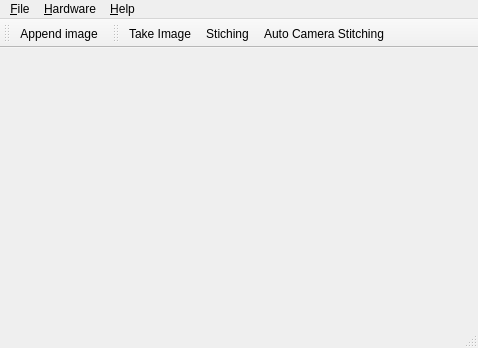
Before: the Qt Designer form ui/mainwin.ui in Christian-Kr/microscope, drawn with Qt 5.
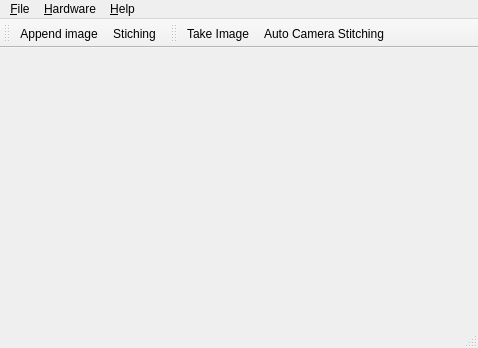
After: the same form once the commit is applied. Icons and pictures are not drawn.

Commit message: Open image to stitch widget

```diff
--- a/ui/mainwin.ui
+++ b/ui/mainwin.ui
@@ -74,6 +74,7 @@
     <bool>false</bool>
    </attribute>
    <addaction name="actAppendImage"/>
+   <addaction name="actStiching"/>
   </widget>
   <widget class="QToolBar" name="tbCamera">
    <property name="windowTitle">
@@ -86,7 +87,6 @@
     <bool>false</bool>
    </attribute>
    <addaction name="actTakeImage"/>
-   <addaction name="actStiching"/>
    <addaction name="actAutoCamStit"/>
   </widget>
   <action name="actTakeImage">
```
Left out of the diff: 4 changed lines with no effect on the pictures. The commit also changes 3 other files.
